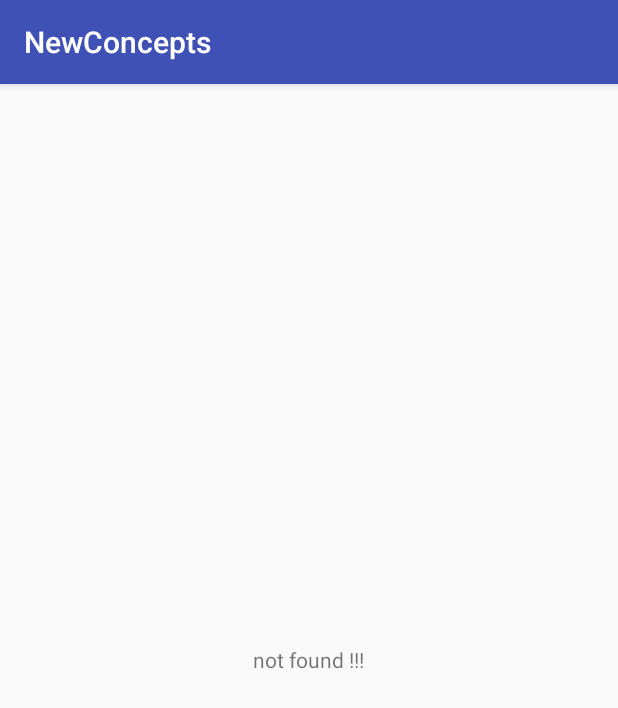
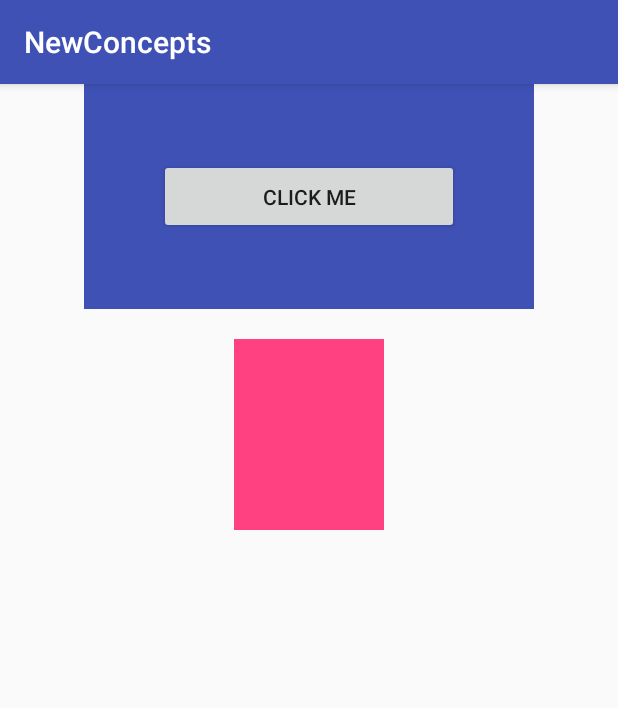
Before and after one commit to SaraAshourHelmy/NewConcepts, an Android app: the screen it shows after launch (sensorActivity before the commit, ComunicateActivity after it), on a phone screen of 412 x 824 dp. Shown: the top 708 px of the screen. Run offline under Robolectric (Android 15) with nearby library versions, the phone set to English and light mode, and no system bars.

Commit message:
fragment

```diff
--- /dev/null
+++ b/app/src/main/java/com/sara/Fragment/Communicator.java
@@ -0,0 +1,9 @@
+package com.sara.Fragment;
+
+/**
+ * Created by Bassem on 7/20/2016.
+ */
+public interface Communicator {
+
+    public void response(String data);
+}
--- /dev/null
+++ b/app/src/main/java/com/sara/Fragment/ComunicateActivity.java
@@ -0,0 +1,26 @@
+package com.sara.Fragment;
+
+import android.app.FragmentManager;
+import android.os.Bundle;
+import android.support.v7.app.AppCompatActivity;
+
+import com.sara.newconcepts.R;
+
+public class ComunicateActivity extends AppCompatActivity implements
+        Communicator {
+
+    @Override
+    protected void onCreate(Bundle savedInstanceState) {
+        super.onCreate(savedInstanceState);
+        setContentView(R.layout.activity_comunicate);
+    }
+
+    @Override
+    public void response(String data) {
+
+        FragmentManager fragmentManager = getFragmentManager();
+        FragmentB fragmentB = (FragmentB)
+                fragmentManager.findFragmentById(R.id.fragment_b);
+        fragmentB.SetData(data);
+    }
+}
--- /dev/null
+++ b/app/src/main/java/com/sara/Fragment/FragmentA.java
@@ -0,0 +1,62 @@
+package com.sara.Fragment;
+
+import android.app.Fragment;
+import android.os.Bundle;
+import android.support.annotation.Nullable;
+import android.view.LayoutInflater;
+import android.view.View;
+import android.view.ViewGroup;
+import android.widget.Button;
+
+import com.sara.newconcepts.R;
+
+/**
+ * Created by Bassem on 7/20/2016.
+ */
+public class FragmentA extends Fragment implements View.OnClickListener {
+
+    Button btn_click;
+    int count = 0;
+    Communicator com;
+
+    @Override
+    public void onCreate(Bundle savedInstanceState) {
+        super.onCreate(savedInstanceState);
+        if (savedInstanceState == null) {
+            count = 0;
+        } else {
+            count = savedInstanceState.getInt("count", 0);
+        }
+
+    }
+
+    @Nullable
+    @Override
+    public View onCreateView(LayoutInflater inflater, ViewGroup container, Bundle savedInstanceState) {
+        return inflater.inflate(R.layout.fragment_a, container, false);
+    }
+
+    @Override
+    public void onActivityCreated(Bundle savedInstanceState) {
+        super.onActivityCreated(savedInstanceState);
+        com = (Communicator) getActivity();
+        btn_click = (Button) getActivity().findViewById(R.id.btn_click);
+        btn_click.setOnClickListener(this);
+    }
+
+    @Override
+    public void onSaveInstanceState(Bundle outState) {
+        super.onSaveInstanceState(outState);
+        outState.putInt("count", count);
+    }
+
+    @Override
+    public void onClick(View v) {
+
+        if (v == btn_click) {
+
+            count++;
+            com.response("you Clicked " + count + " time");
+        }
+    }
+}
--- /dev/null
+++ b/app/src/main/java/com/sara/Fragment/FragmentB.java
@@ -0,0 +1,50 @@
+package com.sara.Fragment;
+
+import android.app.Fragment;
+import android.os.Bundle;
+import android.support.annotation.Nullable;
+import android.view.LayoutInflater;
+import android.view.View;
+import android.view.ViewGroup;
+import android.widget.TextView;
+
+import com.sara.newconcepts.R;
+
+/**
+ * Created by Bassem on 7/20/2016.
+ */
+public class FragmentB extends Fragment {
+
+    TextView tv_count;
+    String data = "";
+
+    @Nullable
+    @Override
+    public View onCreateView(LayoutInflater inflater, ViewGroup container, Bundle savedInstanceState) {
+        View view = inflater.inflate(R.layout.fragment_b, container, false);
+        tv_count = (TextView) view.findViewById(R.id.tv_count);
+        if (savedInstanceState != null) {
+            tv_count.setText(savedInstanceState.getString("data", ""));
+        }
+
+        return view;
+    }
+
+    @Override
+    public void onActivityCreated(Bundle savedInstanceState) {
+        super.onActivityCreated(savedInstanceState);
+
+
+    }
+
+    @Override
+    public void onSaveInstanceState(Bundle outState) {
+        super.onSaveInstanceState(outState);
+        outState.putString("data", data);
+    }
+
+    public void SetData(String data) {
+        tv_count.setText(data);
+        this.data = data;
+    }
+}
--- a/app/src/main/java/com/sara/Sensors/sensorActivity.java
+++ b/app/src/main/java/com/sara/Sensors/sensorActivity.java
@@ -59,11 +59,12 @@ public class sensorActivity extends AppCompatActivity implements
 
     private void Steps() {
 
+        // SensorManager, Sensor , SensorEventListener
         /*
          1- create SensorManager obj by getSystemService
          2- create Sensor obj = sensorManager.getDefaultSensor(sensor type)
          3- if sensor not found return null else return raw data of sensor
-         4- user SensorEventListener to listen any change in sensor or accuracy
+         4- user SensorEventListener to listen any change in sensor or accuracy change
             by using sensorManager.registerListener(listener,sensor,period)
          5- be sure to unregister sensor onPause cycle to save battery
 
--- /dev/null
+++ b/app/src/main/res/layout/activity_comunicate.xml
@@ -0,0 +1,25 @@
+<?xml version="1.0" encoding="utf-8"?>
+<RelativeLayout
+    xmlns:android="http://schemas.android.com/apk/res/android"
+    xmlns:tools="http://schemas.android.com/tools"
+    android:layout_width="match_parent"
+    android:layout_height="match_parent"
+
+    tools:context="com.sara.Fragment.ComunicateActivity">
+
+    <fragment
+        android:id="@+id/fragment_a"
+        android:name="com.sara.Fragment.FragmentA"
+        android:layout_width="wrap_content"
+        android:layout_height="wrap_content"
+        android:layout_centerHorizontal="true"/>
+
+    <fragment
+        android:id="@+id/fragment_b"
+        android:name="com.sara.Fragment.FragmentB"
+        android:layout_width="wrap_content"
+        android:layout_height="wrap_content"
+        android:layout_below="@+id/fragment_a"
+        android:layout_centerHorizontal="true"
+        android:layout_marginTop="20dp"/>
+</RelativeLayout>
--- /dev/null
+++ b/app/src/main/res/layout/fragment_a.xml
@@ -0,0 +1,14 @@
+<?xml version="1.0" encoding="utf-8"?>
+<LinearLayout xmlns:android="http://schemas.android.com/apk/res/android"
+              android:layout_width="wrap_content"
+              android:layout_height="wrap_content"
+              android:background="@color/colorPrimary"
+              android:orientation="vertical">
+
+    <Button
+        android:id="@+id/btn_click"
+        android:layout_width="200dp"
+        android:layout_height="50dp"
+        android:layout_margin="50dp"
+        android:text="Click Me"/>
+</LinearLayout>
--- /dev/null
+++ b/app/src/main/res/layout/fragment_b.xml
@@ -0,0 +1,15 @@
+<?xml version="1.0" encoding="utf-8"?>
+<LinearLayout xmlns:android="http://schemas.android.com/apk/res/android"
+              android:layout_width="wrap_content"
+              android:layout_height="wrap_content"
+              android:background="@color/colorAccent"
+              android:orientation="vertical">
+
+    <TextView
+        android:id="@+id/tv_count"
+        android:layout_width="wrap_content"
+        android:layout_height="wrap_content"
+        android:layout_margin="50dp"
+        android:textSize="20sp"/>
+
+</LinearLayout>
```
Also changed, not shown: app/src/main/AndroidManifest.xml (+20 -14 lines), app/src/main/java/com/sara/Fragment/MyFragment.java (added, +24 -0 lines), app/src/main/java/com/sara/Fragment/TestFragmentActivity.java (added, +40 -0 lines), app/src/main/res/layout/activity_test_fragment.xml (added, +23 -0 lines), app/src/main/res/layout/fragment_test.xml (added, +15 -0 lines).
